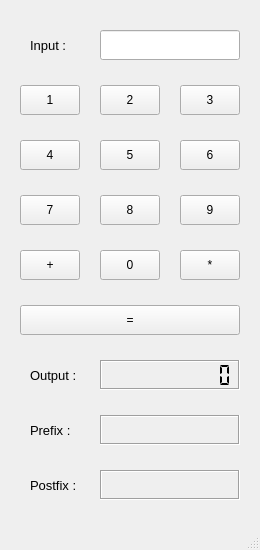
yu-kay-khaing-oo/compiler-calculator, file src/components/main.ui: the form before one commit.
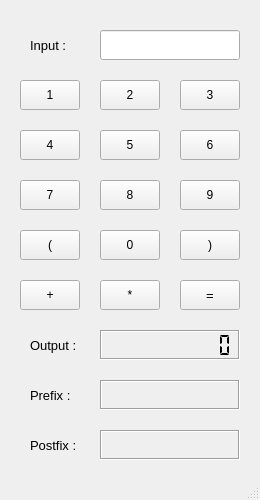
The form after the commit.

The edit to the form file:
```diff
--- a/src/components/main.ui
+++ b/src/components/main.ui
@@ -7,7 +7,7 @@
     <x>0</x>
     <y>0</y>
     <width>260</width>
-    <height>550</height>
+    <height>500</height>
    </rect>
   </property>
   <property name="windowTitle">
@@ -28,7 +28,7 @@
     <property name="geometry">
      <rect>
       <x>20</x>
-      <y>85</y>
+      <y>80</y>
       <width>60</width>
       <height>30</height>
      </rect>
@@ -41,7 +41,7 @@
     <property name="geometry">
      <rect>
       <x>100</x>
-      <y>85</y>
+      <y>80</y>
       <width>60</width>
       <height>30</height>
      </rect>
@@ -54,7 +54,7 @@
     <property name="geometry">
      <rect>
       <x>20</x>
-      <y>250</y>
+      <y>280</y>
       <width>60</width>
       <height>30</height>
      </rect>
@@ -85,7 +85,7 @@
     <property name="geometry">
      <rect>
       <x>30</x>
-      <y>360</y>
+      <y>330</y>
       <width>60</width>
       <height>30</height>
      </rect>
@@ -103,11 +103,14 @@
     <property name="geometry">
      <rect>
       <x>100</x>
-      <y>360</y>
+      <y>330</y>
       <width>140</width>
       <height>30</height>
      </rect>
     </property>
+    <property name="autoFillBackground">
+     <bool>false</bool>
+    </property>
     <property name="frameShadow">
      <enum>QFrame::Sunken</enum>
     </property>
@@ -130,12 +133,17 @@
    <widget class="QPushButton" name="button_equal">
     <property name="geometry">
      <rect>
-      <x>20</x>
-      <y>305</y>
-      <width>220</width>
+      <x>180</x>
+      <y>280</y>
+      <width>60</width>
       <height>30</height>
      </rect>
     </property>
+    <property name="font">
+     <font>
+      <pointsize>10</pointsize>
+     </font>
+    </property>
     <property name="text">
      <string>=</string>
     </property>
@@ -144,7 +152,7 @@
     <property name="geometry">
      <rect>
       <x>180</x>
-      <y>85</y>
+      <y>80</y>
       <width>60</width>
       <height>30</height>
      </rect>
@@ -157,7 +165,7 @@
     <property name="geometry">
      <rect>
       <x>20</x>
-      <y>140</y>
+      <y>130</y>
       <width>60</width>
       <height>30</height>
      </rect>
@@ -170,7 +178,7 @@
     <property name="geometry">
      <rect>
       <x>100</x>
-      <y>140</y>
+      <y>130</y>
       <width>60</width>
       <height>30</height>
      </rect>
@@ -183,7 +191,7 @@
     <property name="geometry">
      <rect>
       <x>180</x>
-      <y>140</y>
+      <y>130</y>
       <width>60</width>
       <height>30</height>
      </rect>
@@ -196,7 +204,7 @@
     <property name="geometry">
      <rect>
       <x>20</x>
-      <y>195</y>
+      <y>180</y>
       <width>60</width>
       <height>30</height>
      </rect>
@@ -209,7 +217,7 @@
     <property name="geometry">
      <rect>
       <x>100</x>
-      <y>195</y>
+      <y>180</y>
       <width>60</width>
       <height>30</height>
      </rect>
@@ -222,7 +230,7 @@
     <property name="geometry">
      <rect>
       <x>180</x>
-      <y>195</y>
+      <y>180</y>
       <width>60</width>
       <height>30</height>
      </rect>
@@ -235,7 +243,7 @@
     <property name="geometry">
      <rect>
       <x>100</x>
-      <y>250</y>
+      <y>230</y>
       <width>60</width>
       <height>30</height>
      </rect>
@@ -247,8 +255,8 @@
    <widget class="QPushButton" name="button_multiply">
     <property name="geometry">
      <rect>
-      <x>180</x>
-      <y>250</y>
+      <x>100</x>
+      <y>280</y>
       <width>60</width>
       <height>30</height>
      </rect>
@@ -261,7 +269,7 @@
     <property name="geometry">
      <rect>
       <x>100</x>
-      <y>415</y>
+      <y>380</y>
       <width>140</width>
       <height>30</height>
      </rect>
@@ -283,7 +291,7 @@
     <property name="geometry">
      <rect>
       <x>30</x>
-      <y>415</y>
+      <y>380</y>
       <width>60</width>
       <height>30</height>
      </rect>
@@ -301,7 +309,7 @@
     <property name="geometry">
      <rect>
       <x>100</x>
-      <y>470</y>
+      <y>430</y>
       <width>140</width>
       <height>30</height>
      </rect>
@@ -323,7 +331,7 @@
     <property name="geometry">
      <rect>
       <x>30</x>
-      <y>470</y>
+      <y>430</y>
       <width>60</width>
       <height>30</height>
      </rect>
@@ -337,6 +345,32 @@
      <string>Postfix :</string>
     </property>
    </widget>
+   <widget class="QPushButton" name="button_rp">
+    <property name="geometry">
+     <rect>
+      <x>180</x>
+      <y>230</y>
+      <width>60</width>
+      <height>30</height>
+     </rect>
+    </property>
+    <property name="text">
+     <string>)</string>
+    </property>
+   </widget>
+   <widget class="QPushButton" name="button_lp">
+    <property name="geometry">
+     <rect>
+      <x>20</x>
+      <y>230</y>
+      <width>60</width>
+      <height>30</height>
+     </rect>
+    </property>
+    <property name="text">
+     <string>(</string>
+    </property>
+   </widget>
   </widget>
   <widget class="QMenuBar" name="menubar">
    <property name="geometry">
```
